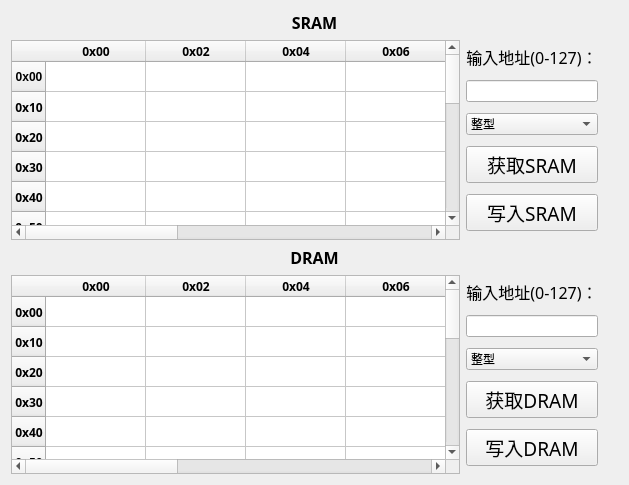
This is ramdata.ui in duanyifei777/TCPClint as Qt 5 draws it before an edit. The edited form follows.
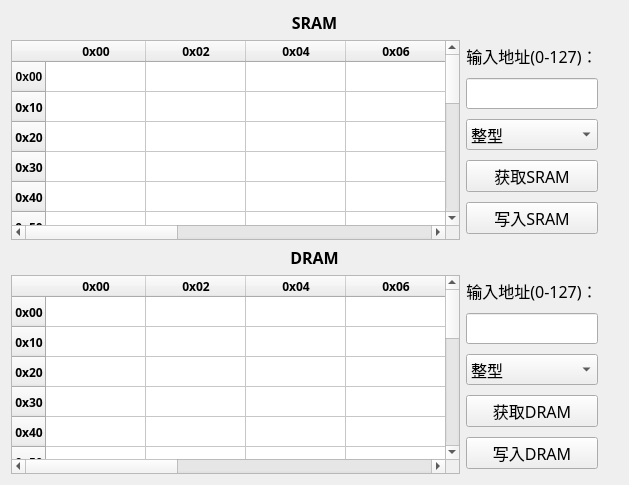
This is the edited form.

The edit to the form file:
```diff
--- a/ramdata.ui
+++ b/ramdata.ui
@@ -32,7 +32,7 @@
     </layout>
    </item>
    <item row="1" column="0">
-    <layout class="QHBoxLayout" name="horizontalLayout_2" stretch="4,1">
+    <layout class="QHBoxLayout" name="horizontalLayout_2" stretch="5,1">
      <property name="leftMargin">
       <number>0</number>
      </property>
@@ -358,10 +358,16 @@
       <layout class="QGridLayout" name="gridLayout">
        <item row="4" column="0">
         <widget class="QPushButton" name="getSRAMButton">
+         <property name="sizePolicy">
+          <sizepolicy hsizetype="Preferred" vsizetype="Fixed">
+           <horstretch>0</horstretch>
+           <verstretch>0</verstretch>
+          </sizepolicy>
+         </property>
          <property name="font">
           <font>
            <family>微软雅黑</family>
-           <pointsize>14</pointsize>
+           <pointsize>12</pointsize>
           </font>
          </property>
          <property name="text">
@@ -390,10 +396,16 @@
        </item>
        <item row="5" column="0">
         <widget class="QPushButton" name="writeSRAMButton">
+         <property name="sizePolicy">
+          <sizepolicy hsizetype="Preferred" vsizetype="Fixed">
+           <horstretch>0</horstretch>
+           <verstretch>0</verstretch>
+          </sizepolicy>
+         </property>
          <property name="font">
           <font>
            <family>微软雅黑</family>
-           <pointsize>14</pointsize>
+           <pointsize>12</pointsize>
           </font>
          </property>
          <property name="text">
@@ -409,6 +421,12 @@
            <verstretch>0</verstretch>
           </sizepolicy>
          </property>
+         <property name="font">
+          <font>
+           <family>微软雅黑</family>
+           <pointsize>12</pointsize>
+          </font>
+         </property>
         </widget>
        </item>
        <item row="2" column="0">
@@ -425,6 +443,12 @@
            <height>0</height>
           </size>
          </property>
+         <property name="font">
+          <font>
+           <family>微软雅黑</family>
+           <pointsize>12</pointsize>
+          </font>
+         </property>
          <item>
           <property name="text">
            <string>整型</string>
@@ -459,7 +483,7 @@
     </layout>
    </item>
    <item row="3" column="0">
-    <layout class="QHBoxLayout" name="horizontalLayout_3" stretch="4,1">
+    <layout class="QHBoxLayout" name="horizontalLayout_3" stretch="5,1">
      <property name="rightMargin">
       <number>20</number>
      </property>
@@ -783,10 +807,16 @@
       <layout class="QGridLayout" name="gridLayout_2">
        <item row="4" column="0">
         <widget class="QPushButton" name="writeDRAMButton">
+         <property name="sizePolicy">
+          <sizepolicy hsizetype="Preferred" vsizetype="Fixed">
+           <horstretch>0</horstretch>
+           <verstretch>0</verstretch>
+          </sizepolicy>
+         </property>
          <property name="font">
           <font>
            <family>微软雅黑</family>
-           <pointsize>14</pointsize>
+           <pointsize>12</pointsize>
           </font>
          </property>
          <property name="text">
@@ -808,6 +838,12 @@
            <height>0</height>
           </size>
          </property>
+         <property name="font">
+          <font>
+           <family>微软雅黑</family>
+           <pointsize>12</pointsize>
+          </font>
+         </property>
          <item>
           <property name="text">
            <string>整型</string>
@@ -841,10 +877,16 @@
        </item>
        <item row="3" column="0">
         <widget class="QPushButton" name="getDRAMButton">
+         <property name="sizePolicy">
+          <sizepolicy hsizetype="Preferred" vsizetype="Fixed">
+           <horstretch>0</horstretch>
+           <verstretch>0</verstretch>
+          </sizepolicy>
+         </property>
          <property name="font">
           <font>
            <family>微软雅黑</family>
-           <pointsize>14</pointsize>
+           <pointsize>12</pointsize>
           </font>
          </property>
          <property name="text">
@@ -860,6 +902,12 @@
            <verstretch>0</verstretch>
           </sizepolicy>
          </property>
+         <property name="font">
+          <font>
+           <family>微软雅黑</family>
+           <pointsize>12</pointsize>
+          </font>
+         </property>
         </widget>
        </item>
       </layout>
```
Left out of the diff: 2 changed lines with no effect on the pictures.
